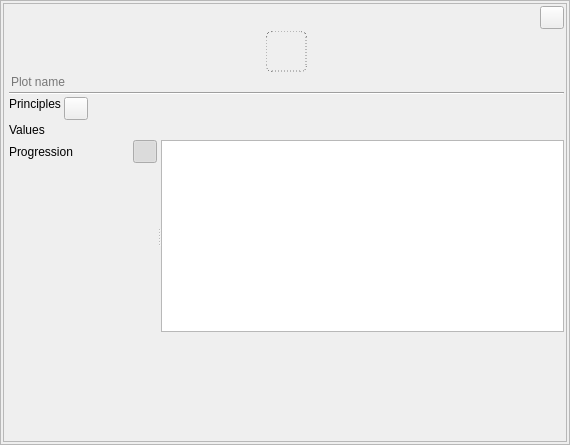
Old version of the form ui/plot_widget.ui in the repository zkovari/plotlyst.
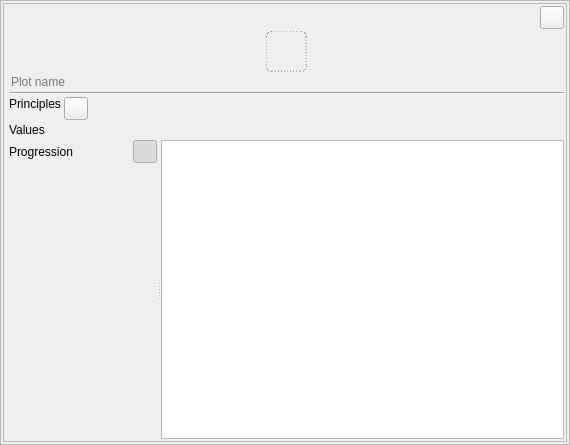
New version of the form. Custom widgets are drawn as their Qt base class.

Patch:
```diff
--- a/ui/plot_widget.ui
+++ b/ui/plot_widget.ui
@@ -238,6 +238,12 @@
            <layout class="QVBoxLayout" name="verticalLayout_4">
             <item>
              <widget class="QSplitter" name="splitter">
+              <property name="sizePolicy">
+               <sizepolicy hsizetype="Expanding" vsizetype="Expanding">
+                <horstretch>0</horstretch>
+                <verstretch>0</verstretch>
+               </sizepolicy>
+              </property>
               <property name="orientation">
                <enum>Qt::Horizontal</enum>
               </property>
@@ -301,19 +307,6 @@
               </widget>
              </widget>
             </item>
-            <item>
-             <spacer name="verticalSpacer">
-              <property name="orientation">
-               <enum>Qt::Vertical</enum>
-              </property>
-              <property name="sizeHint" stdset="0">
-               <size>
-                <width>20</width>
-                <height>40</height>
-               </size>
-              </property>
-             </spacer>
-            </item>
            </layout>
           </item>
          </layout>
```
Left out of the diff: 19 changed lines with no effect on the pictures.
